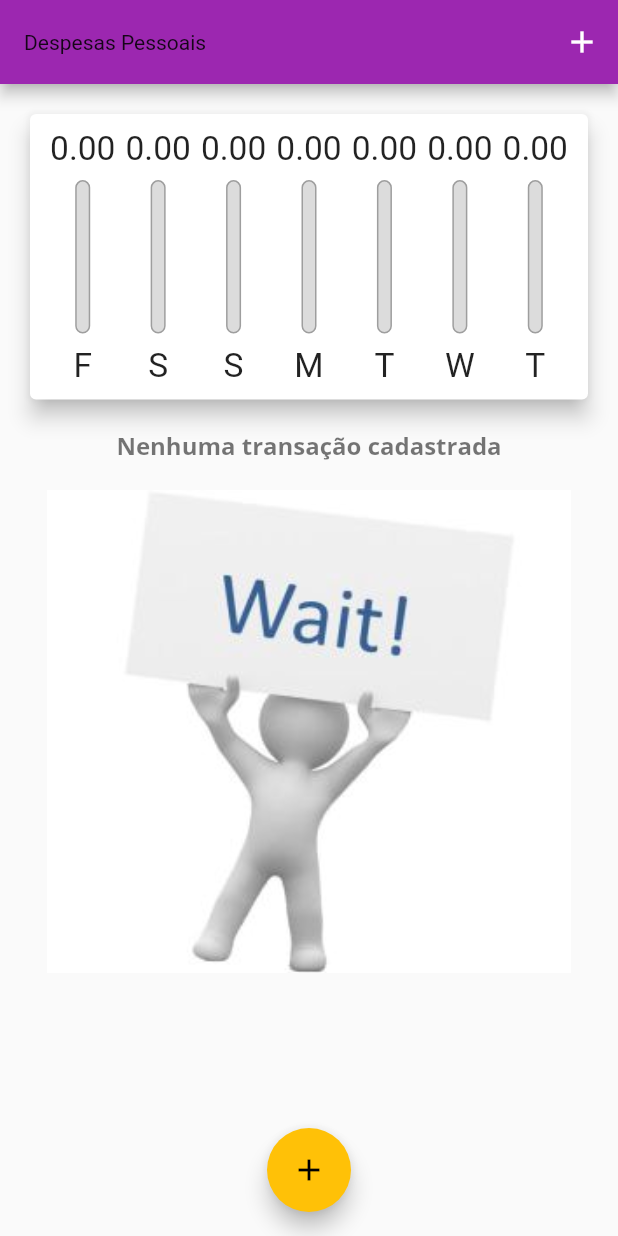
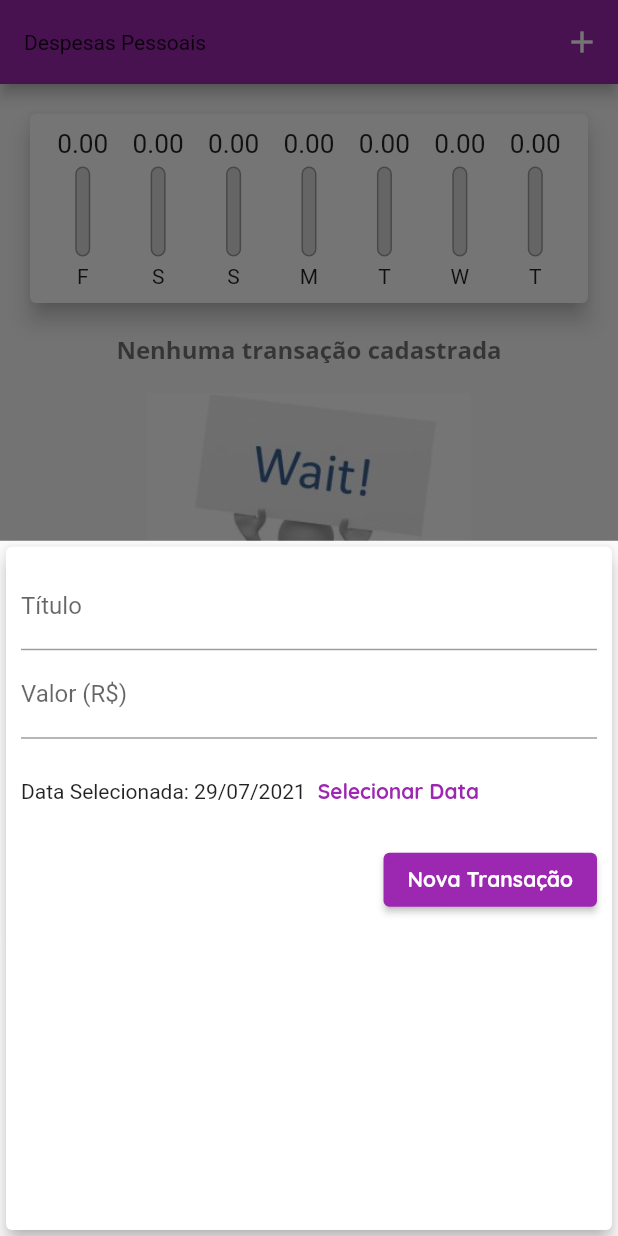
Before and after one commit to karudia1/despesa_udemy, a Flutter app: the screen it shows after launch, after a tap on the "add" icon, on a phone screen of 412 x 824 dp. Run offline on Flutter 3.47's test engine with Material 2 defaults, Android fonts, the phone set to English and light mode, and no system bars.

Commit message:
funcionando tudo

```diff
--- a/despesa/lib/components/chart_bar.dart
+++ b/despesa/lib/components/chart_bar.dart
@@ -15,24 +15,21 @@ class ChartBar extends StatelessWidget {
 
   @override
   Widget build(BuildContext context) {
-    return LayoutBuilder(
-      builder: (ctx, constraints) {
     return Column(
       children: <Widget>[
         Container(
-            height: constraints.maxHeight * 0.15,
+          height: 20,
           child: FittedBox(
             child: Text('${value.toStringAsFixed(2)}'),
           ),
         ),
-          SizedBox(height: constraints.maxHeight * 0.05),
+        SizedBox(height: 5),
         Container(
-            height: constraints.maxHeight * 0.6,
+          height: 60,
           width: 10,
           //permite colocar um componente em cima do outro
           child: Stack(
-              alignment: Alignment
-                  .bottomCenter, //mostra o preenchimento da porcentagem de cima para baixo
+            alignment: Alignment.bottomCenter,//mostra o preenchimento da porcentagem de cima para baixo
             children: <Widget>[
               Container(
                 decoration: BoxDecoration(
@@ -58,14 +55,9 @@ class ChartBar extends StatelessWidget {
             ],
           ),
         ),
-          SizedBox(height: constraints.maxHeight * 0.05),
-          Container(
-              height: constraints.maxHeight * 0.15,
-              child: FittedBox(
-                child: Text(label),
-              )),
+        SizedBox(height: 5),
+        Text(label),
       ],
     );
-    });
   }
 }
--- a/despesa/lib/components/transaction_form.dart
+++ b/despesa/lib/components/transaction_form.dart
@@ -1,4 +1,4 @@
-// ignore_for_file: use_key_in_widget_constructors, prefer_const_constructors, avoid_print, prefer_const_constructors_in_immutables, sized_box_for_whitespace, unused_import
+// ignore_for_file: use_key_in_widget_constructors, prefer_const_constructors, avoid_print, prefer_const_constructors_in_immutables, sized_box_for_whitespace, unused_import, unused_element
 
 import 'package:despesa/components/adaptative_button.dart';
 import 'package:despesa/components/adaptative_date_picker.dart';
@@ -24,11 +24,11 @@ class _TransactionFormState extends State<TransactionForm> {
   final valueController = TextEditingController();
   DateTime _selectedDate = DateTime.now();
 
-  _TransactionFormState() {
+/*   _TransactionFormState() {
     print('Constructor _TransactionFormState');
-  }
+  } */
 
-  @override
+/*   @override
   void initState() {
     super.initState();
     print('initState() _TransactionFormState');
@@ -45,7 +45,7 @@ class _TransactionFormState extends State<TransactionForm> {
     super.dispose();
     print('dispose() _TransactionFormState');
   }
-
+ */
   _submitForm() {
     final title = titleController.text;
     final value = double.tryParse(valueController.text) ?? 0.0;
@@ -56,7 +56,7 @@ class _TransactionFormState extends State<TransactionForm> {
 
     widget.onSubmit(title, value, _selectedDate);
   }
-/*
+
   _showDatePicker() {
     //finção do flutter
     showDatePicker(
@@ -73,46 +73,60 @@ class _TransactionFormState extends State<TransactionForm> {
         _selectedDate = pickedDate;
       });
     });
-  } */
+  }
 
   @override
   Widget build(BuildContext context) {
-    return SingleChildScrollView(
-      child: Card(
+    return Card(
       elevation: 5,
       child: Padding(
-          padding: EdgeInsets.only(
-            top: 10,
-            right: 10,
-            left: 10,
-            bottom: 10 + MediaQuery.of(context).viewInsets.bottom, // + MediaQuery.of(context).viewInsets.bottom,
-          ),
+        padding: EdgeInsets.all(10),
         child: Column(
           children: <Widget>[
-              AdaptativeTextField(
-                label: 'Título',
+            TextField(
               controller: titleController,
-                onSubmitted: (_) => _submitForm(), //(value) => _submitForm(),
+              onSubmitted: (_) => _submitForm,
+              decoration: InputDecoration(
+                labelText: 'Título',
               ),
-              AdaptativeTextField(
-                label: 'Valor (R\$)',
+            ),
+            TextField(
               controller: valueController,
               keyboardType: TextInputType.numberWithOptions(decimal: true),
-                onSubmitted: (_) => _submitForm(), //(value) => _submitForm(),
+              onSubmitted: (_) => _submitForm,
+              decoration: InputDecoration(
+                labelText: 'Valor (R\$)',
               ),
-              AdaptativeDatePicker(
-                selectedDate: _selectedDate,
-                onDateChanged: (newDate) {
-                  setState(() {
-                    _selectedDate = newDate;
-                  });
-                },
+            ),
+            Container(
+              height: 70,
+              child: Row(
+                children: <Widget>[
+                  Text(
+                    'Data Selecionada: ${DateFormat('dd/MM/y').format(_selectedDate)}',
+                  ),
+                  TextButton(
+                    child: Text(
+                      'Selecionar Data',
+                      style: TextStyle(
+                        fontWeight: FontWeight.bold,
+                      ),
+                    ),
+                    onPressed: _showDatePicker,
+                  )
+                ],
+              ),
             ),
             Row(
               mainAxisAlignment: MainAxisAlignment.end,
               children: <Widget>[
-                  AdaptativeButton(
-                    label: 'Nova transação',
+                ElevatedButton(
+                  child: Text(
+                    'Nova Transação',
+                    style: TextStyle(
+                      color: Theme.of(context).textTheme.button?.color,
+                    ),
+                  ),
                   onPressed: _submitForm,
                 )
               ],
@@ -120,7 +134,6 @@ class _TransactionFormState extends State<TransactionForm> {
           ],
         ),
       ),
-      ),
     );
   }
 }
--- a/despesa/lib/components/transaction_list.dart
+++ b/despesa/lib/components/transaction_list.dart
@@ -2,7 +2,7 @@
 
 import 'package:flutter/material.dart';
 import '../models/transaction.dart';
-import 'transaction_item.dart';
+import 'package:intl/intl.dart';
 
 class TransactionList extends StatelessWidget {
   final List<Transaction> transactions;
@@ -12,9 +12,10 @@ class TransactionList extends StatelessWidget {
 
   @override
   Widget build(BuildContext context) {
-    return transactions.isEmpty
-        ? LayoutBuilder(builder: (cxt, constraints) {
-            return Column(
+    return Container(
+      height: 430,
+      child: transactions.isEmpty
+          ? Column(
               children: <Widget>[
                 SizedBox(
                   height: 20,
@@ -25,25 +26,50 @@ class TransactionList extends StatelessWidget {
                 ),
                 SizedBox(height: 20),
                 Container(
-                  height: constraints.maxHeight * 0.6,
+                  height: 200,
                   child: Image.asset(
                     'assets/images/wait.jpg',
                     fit: BoxFit.cover,
                   ),
                 ),
               ],
-            );
-          })
+            )
           : ListView.builder(
               itemCount: transactions.length,
               itemBuilder: (ctx, index) {
                 final tr = transactions[index];
-              return TransactionItem(
-                key: GlobalObjectKey(tr),
-                tr: tr,
-                onRemove: onRemove,
+                return Card(
+                  elevation: 5,
+                  margin: EdgeInsets.symmetric(
+                    vertical: 8,
+                    horizontal: 5,
+                  ),
+                  child: ListTile(
+                    leading: CircleAvatar(
+                      radius: 30,
+                      child: Padding(
+                        padding: EdgeInsets.all(6),
+                        child: FittedBox(
+                          child: Text('R\$${tr.value}'),
+                        ),
+                      ),
+                    ),
+                    title: Text(
+                      tr.title,
+                      style: Theme.of(context).textTheme.headline1,
+                    ),
+                    subtitle: Text(
+                      DateFormat('d MMM y').format(tr.date),
+                    ),
+                    trailing: IconButton(
+                      icon: Icon(Icons.delete),
+                      color: Theme.of(context).errorColor,
+                      onPressed: () => onRemove(tr.id), //precisa de parametro
+                    ),
+                  ),
                 );
               },
+            ),
     );
   }
 }
--- a/despesa/lib/main.dart
+++ b/despesa/lib/main.dart
@@ -1,8 +1,7 @@
-// ignore_for_file: avoid_print, prefer_const_constructors, sized_box_for_whitespace, use_key_in_widget_constructors, avoid_unnecessary_containers, deprecated_member_use, unused_element, use_function_type_syntax_for_parameters, non_constant_identifier_names, override_on_non_overriding_member
+// ignore_for_file: avoid_print, prefer_const_constructors, sized_box_for_whitespace, use_key_in_widget_constructors, avoid_unnecessary_containers, deprecated_member_use, unused_element
+
 import 'dart:math';
-import 'dart:io';
 import 'package:despesa/components/chart.dart';
-import 'package:flutter/cupertino.dart';
 import 'package:flutter/material.dart';
 import 'components/transaction_form.dart';
 import 'components/transaction_list.dart';
@@ -43,167 +42,6 @@ class DespesasApp extends StatelessWidget {
     );
   }
 }
-
-class HomePage extends StatefulWidget {
-  @override
-  _HomePage createState() => _HomePage();
-}
-
-class _HomePage extends State<HomePage> with WidgetsBindingObserver {
-  final List<Transaction> _transactions = [];
-  bool _showChart = false;
-
-  @override
-  void initState() {
-    super.initState();
-    WidgetsBinding.instance!.addObserver(this);
-  }
-
-  @override
-  void didChangeAppLifecycleState(AppLifecycleState state) {
-    print(state);
-  }
-
-  @override
-  void dispose() {
-    super.dispose();
-    WidgetsBinding.instance!.removeObserver(this);
-  }
-
-  List<Transaction> get _recentTransactions {
-    return _transactions.where((tr) {
-      return tr.date.isAfter(DateTime.now().subtract(
-        Duration(days: 7),
-      ));
-    }).toList();
-  }
-
-  _addTransaction(String title, double value, DateTime date) {
-    final newTransaction = Transaction(
-      id: Random().nextDouble().toString(),
-      title: title,
-      value: value,
-      date: date,
-    );
-
-    setState(() {
-      _transactions.add(newTransaction);
-    });
-
-    Navigator.of(context).pop();
-  }
-
-  _removeTransaction(String id) {
-    setState(() {
-      _transactions.removeWhere((tr) => tr.id == id);
-    });
-  }
-
-  _openTransactionFormModal(BuildContext context) {
-    showModalBottomSheet(
-      context: context,
-      builder: (_) {
-        return TransactionForm(_addTransaction);
-      },
-    );
-  }
-
-  Widget _getIconButton(IconData icon, Function fn) {
-    if (Platform.isIOS) {
-      return GestureDetector(child: Icon(icon), onTap: () => fn);
-    } else {
-      return IconButton(icon: Icon(icon), onPressed: () => fn);
-    }
-  }
-
-  @override
-  Widget build(BuildContext context) {
-    final mediaQuery = MediaQuery.of(context);
-    bool isLandscape = mediaQuery.orientation == Orientation.landscape;
-
-    final iconList = Platform.isIOS ? CupertinoIcons.refresh : Icons.list;
-    final chartList =
-        Platform.isIOS ? CupertinoIcons.refresh : Icons.show_chart;
-
-    final actions = <Widget>[
-      if (isLandscape)
-        _getIconButton(
-          _showChart ? iconList : chartList,
-          () {
-            setState(() {
-              _showChart = !_showChart;
-            });
-          },
-        ),
-      _getIconButton(
-        Platform.isIOS ? CupertinoIcons.add : Icons.add,
-        () => _openTransactionFormModal(context),
-      ),
-    ];
-
-    final PreferredSizeWidget appBar;
-    if (Platform.isIOS) {
-      appBar = CupertinoNavigationBar(
-        middle: Text('Despesas Pessoais'),
-        trailing: Row(
-          mainAxisSize: MainAxisSize.min,
-          children: actions,
-        ),
-      );
-    } else {
-      appBar = AppBar(
-        title: Text('Despesas Pessoais'),
-        actions: actions,
-      );
-    }
-
-    final availableHeight = mediaQuery.size.height -
-        appBar.preferredSize.height -
-        mediaQuery.padding.top;
-
-    final bodyPage = SafeArea(
-      child: SingleChildScrollView(
-        child: Column(
-          crossAxisAlignment: CrossAxisAlignment.stretch,
-          children: <Widget>[
-            if (_showChart || !isLandscape)
-              Container(
-                height: availableHeight * (isLandscape ? 0.8 : 0.3),
-                child: Chart(_recentTransactions),
-              ),
-            if (!_showChart || !isLandscape)
-              Container(
-                height: availableHeight * (isLandscape ? 1 : 0.7),
-                child: TransactionList(_transactions, _removeTransaction),
-              ),
-          ],
-        ),
-      ),
-    );
-
-   /* if (Platform.isIOS) {
-      return CupertinoPageScaffold(
-            navigationBar: appBar,
-            child: bodyPage,
-          );
-    } else { */
-    return Scaffold(
-      appBar: appBar,
-      body: bodyPage,
-      floatingActionButton: Platform.isIOS
-          ? Container()
-          : FloatingActionButton(
-              child: Icon(Icons.add),
-              onPressed: () => _openTransactionFormModal(context),
-            ),
-      floatingActionButtonLocation: FloatingActionButtonLocation.centerFloat,
-    );
-  }
-}
-/*
-class DespesasApp extends StatelessWidget {
-  @override
-
 
 class HomePage extends StatefulWidget {
   @override
@@ -285,4 +123,3 @@ class _HomePageState extends State<HomePage> {
     );
   }
 }
- */
```
Also changed, not shown: despesa/pubspec.lock. Lines whose indentation alone changed are shown as unchanged.
